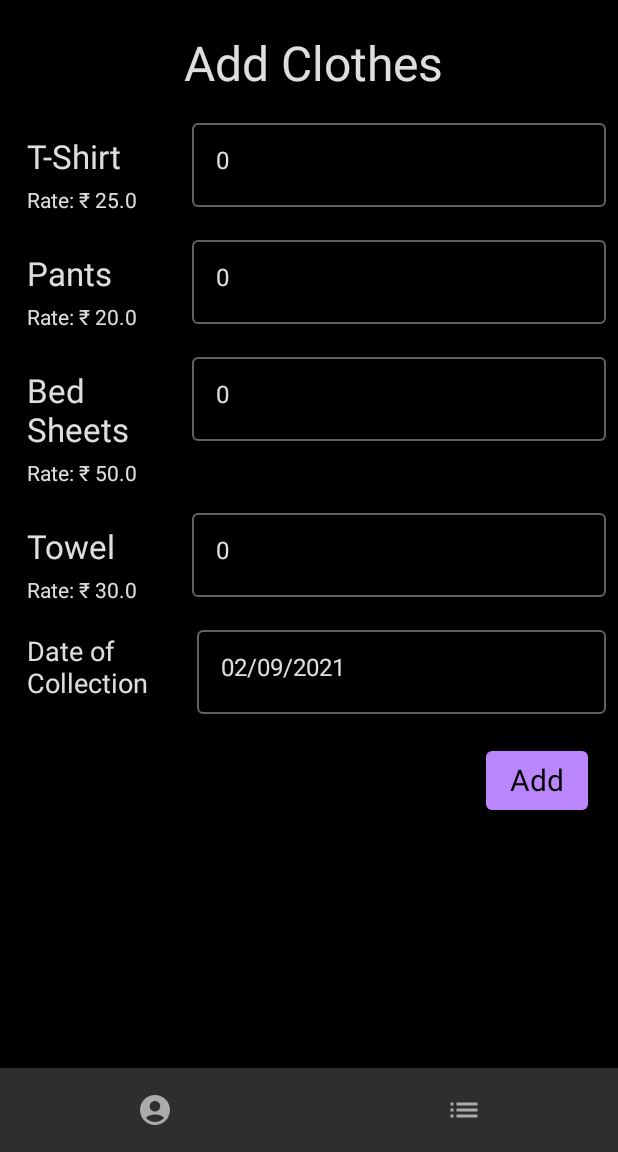
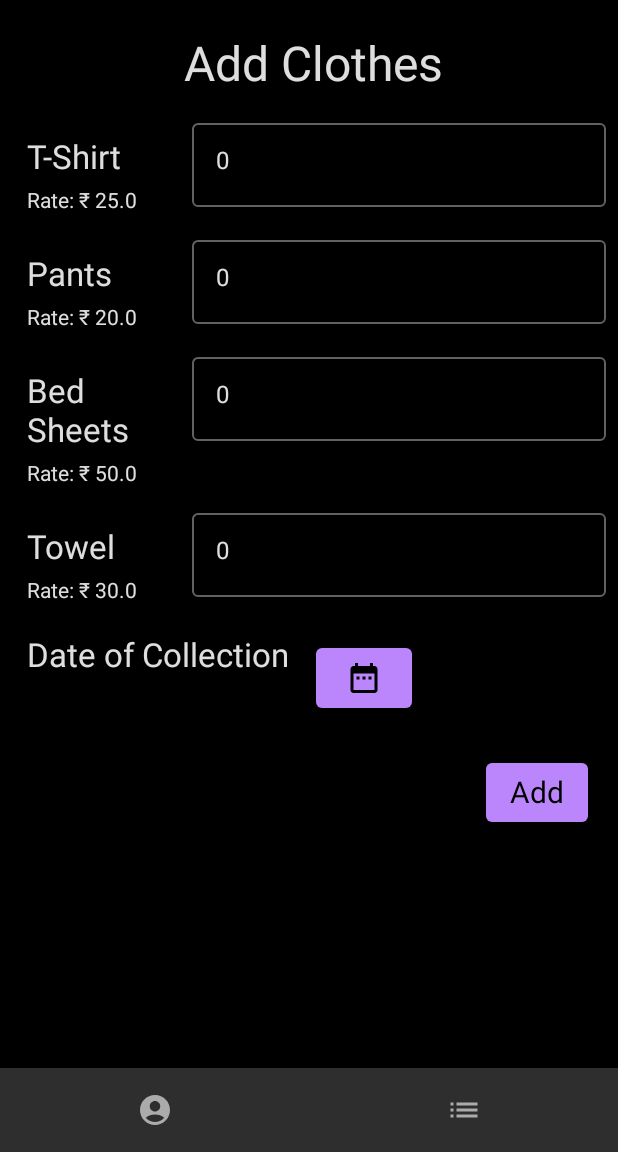
Before and after one commit to Code-R57/LaundryBill, an Android app built with Jetpack Compose: the addLaundry screen opened through its navigation route, on a phone screen of 412 x 824 dp, the part 84-1236 px from its top. Run offline under Robolectric (Android 15) with nearby library versions, the light colour scheme and no system bars; our stand-ins replace Room's generated code, livedata-compose; libraries missing offline, so code that uses them is left out: com.afollestad.date, com.afollestad.materialdialogs.

Commit message:
Calendar Icon Added

```diff
--- a/app/build.gradle
+++ b/app/build.gradle
@@ -73,4 +73,6 @@ dependencies {
     implementation "androidx.lifecycle:lifecycle-viewmodel-compose:1.0.0-alpha02"
 
     implementation "androidx.constraintlayout:constraintlayout-compose:1.0.0-beta02"
+
+    implementation "com.afollestad.material-dialogs:datetime:3.2.1"
 }
--- a/app/src/main/java/com/example/laundrybill/addlaundry/AddLaundryScreen.kt
+++ b/app/src/main/java/com/example/laundrybill/addlaundry/AddLaundryScreen.kt
@@ -5,9 +5,9 @@ import android.widget.Toast
 import androidx.compose.foundation.layout.*
 import androidx.compose.foundation.text.KeyboardActions
 import androidx.compose.foundation.text.KeyboardOptions
-import androidx.compose.material.Button
-import androidx.compose.material.OutlinedTextField
-import androidx.compose.material.Text
+import androidx.compose.material.*
+import androidx.compose.material.icons.Icons
+import androidx.compose.material.icons.filled.DateRange
 import androidx.compose.runtime.*
 import androidx.compose.runtime.livedata.observeAsState
 import androidx.compose.ui.Alignment
@@ -22,10 +22,16 @@ import androidx.compose.ui.text.style.TextAlign
 import androidx.compose.ui.unit.dp
 import androidx.compose.ui.unit.sp
 import androidx.navigation.NavHostController
+import com.afollestad.date.dayOfMonth
+import com.afollestad.date.month
+import com.afollestad.date.year
+import com.afollestad.materialdialogs.MaterialDialog
+import com.afollestad.materialdialogs.datetime.datePicker
 import com.example.laundrybill.NavigationItem
 import com.example.laundrybill.convertDateToIsoFormat
 import com.example.laundrybill.convertIsoFormatToDate
 import com.example.laundrybill.database.Laundry
+import com.example.laundrybill.dateFormatter
 
 @ExperimentalComposeUiApi
 @Composable
@@ -78,16 +84,20 @@ fun AddLaundryScreen(
         ) {
             Text(
                 "Date of Collection", style = TextStyle(
-                    fontSize = 18.sp
+                    fontSize = 22.sp
                 ), modifier = Modifier
                     .padding(4.dp)
-                    .width(115.dp)
                     .padding(horizontal = 6.dp)
             )
-            inputValue.value.let {
-                OutlinedTextField(value = it, onValueChange = { newValue ->
-                    inputValue.value = newValue
-                })
+            val context = LocalContext.current
+            Button(onClick = {
+                MaterialDialog(context).show {
+                    datePicker { dialog, date ->
+                        inputValue.value = dateFormatter(date.dayOfMonth, date.month, date.year)
+                    }
+                }
+            }, modifier = Modifier.padding(8.dp)) {
+                Icon(Icons.Default.DateRange, "Calendar")
             }
             laundryItem.collectionDate = convertDateToIsoFormat(inputValue.value)
         }
```
Also changed, not shown: app/src/main/java/com/example/laundrybill/Utils.kt (+7 -8 lines).
